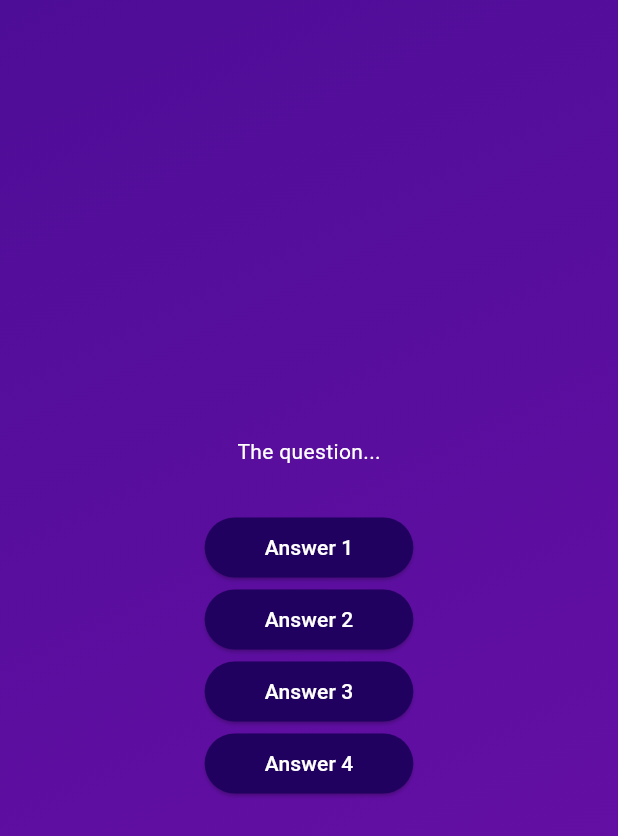
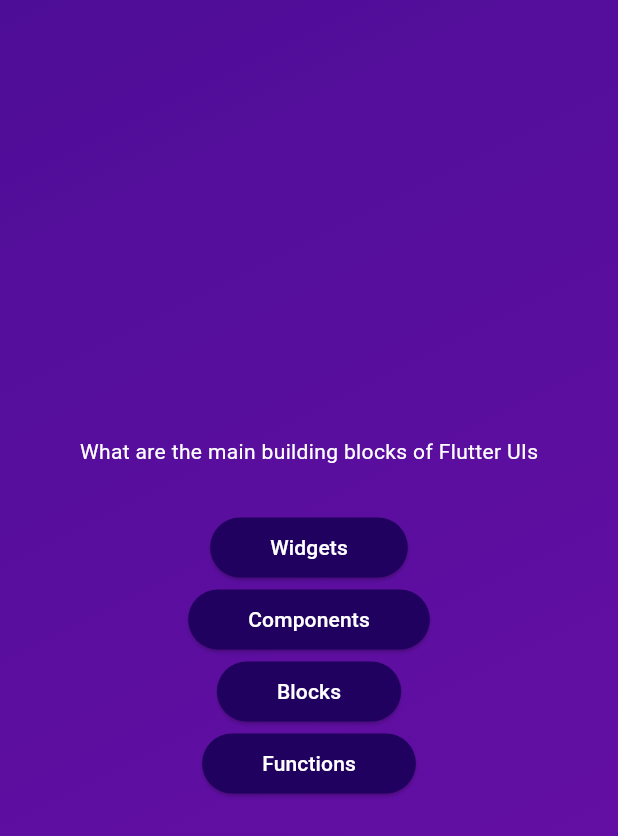
Before and after one commit to mohdshahzil/quiz_app, a Flutter app: the screen it shows after launch, after a tap on "Start Quiz", on a phone screen of 412 x 824 dp. Shown: the top 836 px of the screen. Run offline on Flutter 3.47's test engine with Material 3 defaults, Android fonts, the phone set to English and light mode, and no system bars.

Commit message:
accessing list elements and object properties

```diff
--- a/lib/questions_screen.dart
+++ b/lib/questions_screen.dart
@@ -1,5 +1,6 @@
 import 'package:flutter/material.dart';
 import 'package:quiz_app/answer_button.dart';
+import 'package:quiz_app/data/questions.dart';
 
 class QuestionsScreen extends StatefulWidget {
   const QuestionsScreen({super.key});
@@ -12,30 +13,31 @@ class QuestionsScreen extends StatefulWidget {
 class _QuestionsScreenState extends State<QuestionsScreen> {
   @override
   Widget build(context) {
+    final currentQuestion = questions[0];
     return SizedBox(
       width: double.infinity,
       child: Column(
         mainAxisAlignment: MainAxisAlignment.center,
         children: [
-          const Text(
-            'The question...',
-            style: TextStyle(color: Colors.white),
+          Text(
+            currentQuestion.text,
+            style: const TextStyle(color: Colors.white),
           ),
           const SizedBox(height: 30),
           AnswerButton(
-            answerText: 'Answer 1',
+            answerText: currentQuestion.answers[0],
             onTap: () {},
           ),
           AnswerButton(
-            answerText: 'Answer 2',
+            answerText: currentQuestion.answers[1],
             onTap: () {},
           ),
           AnswerButton(
-            answerText: 'Answer 3',
+            answerText: currentQuestion.answers[2],
             onTap: () {},
           ),
           AnswerButton(
-            answerText: 'Answer 4',
+            answerText: currentQuestion.answers[3],
             onTap: () {},
           ),
         ],
```
